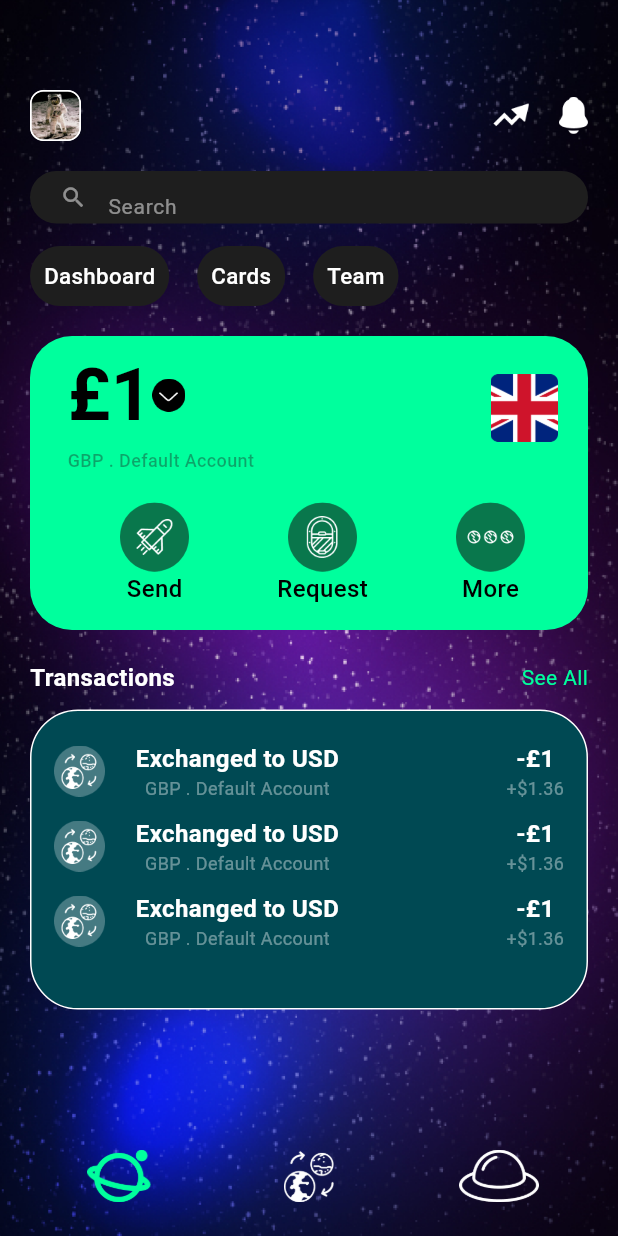
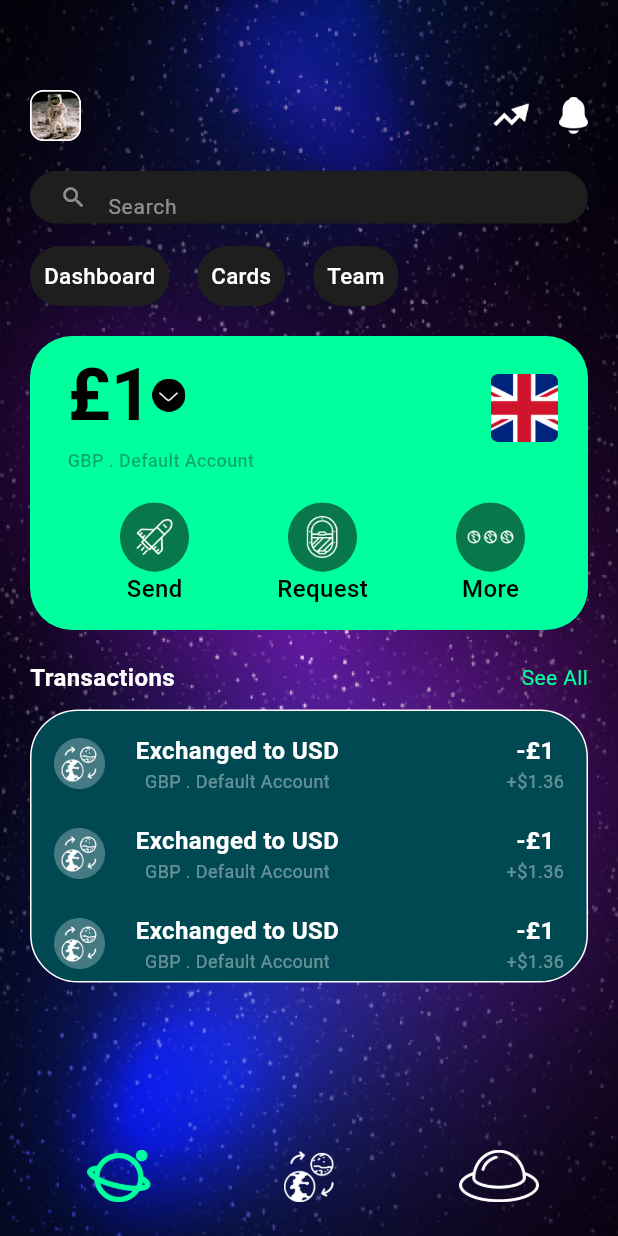
Before and after one commit to kryptomindzInfo/et-business-mobile-app, a Flutter app: the HomeScreen screen opened by its route, on a phone screen of 412 x 824 dp. Run offline on Flutter 3.47's test engine with Material 3 defaults, Android fonts, the phone set to English and light mode, and no system bars; our stand-ins replace flutter_riverpod, flutter_screenutil.

Commit message:
global widgets has been set and files has been arranged properly

```diff
--- a/assets/langs/en.json
+++ b/assets/langs/en.json
@@ -17,4 +17,5 @@
    "onboarding6_subtitle": "Open a modern business account in minutes. Submit your details now to embark on a seamless financial journey.",
    "sign_in": "Sign In",
    "sign_up": "Sign Up"
+
 }
--- a/lib/constants/app_assets.dart
+++ b/lib/constants/app_assets.dart
@@ -29,4 +29,5 @@ class AppAssets {
   static const requesticon = "${iconsDir}requesticon.png";
   static const moreicon = "${iconsDir}moreicon.png";
   static const transactioninfoicon = "${iconsDir}transactioninfoicon.png";
+  static const arrowLeft = "${iconsDir}arrow_left.png";
 }
--- a/lib/navigation/route_generator.dart
+++ b/lib/navigation/route_generator.dart
@@ -1,4 +1,5 @@
 import 'package:etbank_business_app/presentation/views/Onboarding/onboarding.dart';
+import 'package:etbank_business_app/presentation/views/profile_section/profile_screen.dart';
 import 'package:flutter/material.dart';
 // import 'package:projtemplate/navigation/params/home_screen_args.dart';
 // import 'package:projtemplate/presentation/views/home_screen.dart';
@@ -16,6 +17,10 @@ class RouteGenerator {
 
       case Onboarding.routeName:
         return route(Onboarding(
+            // params: settings.arguments as HomeScreenArgs?
+            ));
+      case ProfileScreen.routeName:
+        return route(ProfileScreen(
             // params: settings.arguments as HomeScreenArgs?
             ));
       // case FirstScreen.routeName:
--- a/lib/presentation/views/common_widgets/app_common_widgets.dart
+++ b/lib/presentation/views/common_widgets/app_common_widgets.dart
@@ -7,9 +7,9 @@ import 'package:flutter_riverpod/flutter_riverpod.dart';
 
 import '../../../constants/app_assets.dart';
 
-class AppMainWidget extends ConsumerWidget {
-  final List<Widget> widgets;
-  AppMainWidget(this.widgets, {super.key});
+class BackgroundImageWidget extends ConsumerWidget {
+  final Widget? child;
+  BackgroundImageWidget({super.key, this.child});
 
   @override
   Widget build(BuildContext context, WidgetRef ref) {
@@ -23,43 +23,6 @@ class AppMainWidget extends ConsumerWidget {
             fit: BoxFit.cover,
           ),
         ),
-      child: Container(
-        margin: EdgeInsets.only(left: 20, right: 20),
-        child: Column(
-          children: widgets,
-        ),
-      ),
-    );
+        child: child);
   }
 }
-
-class SeeAllCommonWidget extends ConsumerWidget {
-  final String title;
-  final bool isSeeAll;
-  const SeeAllCommonWidget(this.title, this.isSeeAll, {super.key});
-
-  @override
-  Widget build(BuildContext context, WidgetRef ref) {
-    return Row(
-      mainAxisAlignment: MainAxisAlignment.spaceBetween,
-      children: [
-        Text(
-          title,
-          style: AppTextstyle.bodyTextStyle(
-              fontSize: 16,
-              fontWeight: FontWeight.w600,
-              color: AppColors.white),
-        ),
-        isSeeAll
-            ? Text(
-                "See All",
-                style: AppTextstyle.bodyTextStyle(
-                    fontSize: 14,
-                    fontWeight: FontWeight.w400,
-                    color: AppColors.primaryColor),
-              )
-            : SizedBox()
-      ],
-    );
-  }
-}
--- /dev/null
+++ b/lib/presentation/views/common_widgets/profile_pic_widget.dart
@@ -0,0 +1,21 @@
+import 'package:flutter/material.dart';
+import 'package:flutter_riverpod/flutter_riverpod.dart';
+
+import '../../../constants/app_assets.dart';
+
+class ProfilePicWidget extends ConsumerWidget {
+  final String? image;
+  const ProfilePicWidget({super.key, this.image});
+
+  @override
+  Widget build(BuildContext context, WidgetRef ref) {
+    return Container(
+      height: 34,
+      width: 34,
+      decoration: BoxDecoration(
+          borderRadius: BorderRadius.circular(9),
+          image: DecorationImage(image: AssetImage(image!)),
+          border: Border.all(color: Colors.white)),
+    );
+  }
+}
--- /dev/null
+++ b/lib/presentation/views/common_widgets/see_all_widget.dart
@@ -0,0 +1,36 @@
+import 'package:flutter/material.dart';
+import 'package:flutter_riverpod/flutter_riverpod.dart';
+
+import '../../../constants/app_colors.dart';
+import '../../../constants/app_textstyle.dart';
+
+class SeeAllCommonWidget extends ConsumerWidget {
+  final String title;
+  final bool isSeeAll;
+  const SeeAllCommonWidget(this.title, this.isSeeAll, {super.key});
+
+  @override
+  Widget build(BuildContext context, WidgetRef ref) {
+    return Row(
+      mainAxisAlignment: MainAxisAlignment.spaceBetween,
+      children: [
+        Text(
+          title,
+          style: AppTextstyle.bodyTextStyle(
+              fontSize: 16,
+              fontWeight: FontWeight.w600,
+              color: AppColors.white),
+        ),
+        isSeeAll
+            ? Text(
+                "See All",
+                style: AppTextstyle.bodyTextStyle(
+                    fontSize: 14,
+                    fontWeight: FontWeight.w400,
+                    color: AppColors.primaryColor),
+              )
+            : SizedBox()
+      ],
+    );
+  }
+}
--- a/lib/presentation/views/home_section/home_screen_widgets/home_info_card_text.dart
+++ b/lib/presentation/views/home_section/home_screen_widgets/home_info_card_text.dart
@@ -1,4 +1,3 @@
-
 import 'package:flutter/material.dart';
 import 'package:flutter_riverpod/flutter_riverpod.dart';
 
@@ -12,7 +11,7 @@ class InfoTextWidget extends ConsumerWidget {
   @override
   Widget build(BuildContext context, WidgetRef ref) {
     return Container(
-      margin: EdgeInsets.only(left: 15, right: 15),
+      margin: EdgeInsets.only(left: 15, right: 15, top: 15, bottom: 5),
       child: Row(
         mainAxisAlignment: MainAxisAlignment.spaceBetween,
         children: [
--- a/lib/presentation/views/home_section/home_screen_widgets/home_main_info_card.dart
+++ b/lib/presentation/views/home_section/home_screen_widgets/home_main_info_card.dart
@@ -10,19 +10,21 @@ class InfoCardCommonWidget extends ConsumerWidget {
   @override
   Widget build(BuildContext context, WidgetRef ref) {
     return Container(
-      height: 200,
+      width: double.infinity,
+      // height: 200,
       decoration: BoxDecoration(
           borderRadius: BorderRadius.circular(32),
           color: AppColors.tealColor,
           border: Border.all(color: AppColors.white)),
       child: Column(
         children: [
-          20.spaceY,
+          // 20.spaceY,
           InfoTextWidget(),
-          10.spaceY,
+          // 10.spaceY,
           InfoTextWidget(),
-          10.spaceY,
-          InfoTextWidget()
+          // 10.spaceY,
+          InfoTextWidget(),
+          // 20.spaceY,
         ],
       ),
     );
--- a/lib/presentation/views/home_section/home_screen_widgets/home_screen_header.dart
+++ b/lib/presentation/views/home_section/home_screen_widgets/home_screen_header.dart
@@ -1,11 +1,13 @@
 import 'package:etbank_business_app/extensions/sized_box.dart';
+import 'package:etbank_business_app/presentation/views/common_widgets/profile_pic_widget.dart';
 import 'package:flutter/material.dart';
 import 'package:flutter_riverpod/flutter_riverpod.dart';
 
 import '../../../../constants/app_assets.dart';
 
 class HomeScreenHeader extends ConsumerWidget {
-  const HomeScreenHeader({super.key});
+  final VoidCallback? onpress;
+  const HomeScreenHeader({super.key, this.onpress});
 
   @override
   Widget build(BuildContext context, WidgetRef ref) {
@@ -14,14 +16,11 @@ class HomeScreenHeader extends ConsumerWidget {
       child: Row(
         mainAxisAlignment: MainAxisAlignment.spaceBetween,
         children: [
-          Container(
-            height: 34,
-            width: 34,
-            decoration: BoxDecoration(
-                borderRadius: BorderRadius.circular(9),
-                image:
-                    DecorationImage(image: AssetImage(AppAssets.profileicon)),
-                border: Border.all(color: Colors.white)),
+          InkWell(
+            onTap: onpress,
+            child: ProfilePicWidget(
+              image: AppAssets.profileicon,
+            ),
           ),
           Container(
             child: Row(
--- a/lib/presentation/views/home_section/homes_screen.dart
+++ b/lib/presentation/views/home_section/homes_screen.dart
@@ -1,8 +1,11 @@
 import 'package:etbank_business_app/extensions/sized_box.dart';
+import 'package:etbank_business_app/navigation/navigation.dart';
+import 'package:etbank_business_app/presentation/views/profile_section/profile_screen.dart';
 import 'package:flutter/material.dart';
 import 'package:flutter_riverpod/flutter_riverpod.dart';
 import '../common_widgets/app_common_widgets.dart';
 import '../common_widgets/custom_bottom_navigation.dart';
+import '../common_widgets/see_all_widget.dart';
 import 'home_screen_widgets/home_Screen_textfields.dart';
 import 'home_screen_widgets/home_main_card.dart';
 import 'home_screen_widgets/home_main_info_card.dart';
@@ -23,9 +26,16 @@ class _HomeScreenState extends ConsumerState<HomeScreen> {
     return Scaffold(
       extendBody: true,
       resizeToAvoidBottomInset: false,
-      body: AppMainWidget([
+      body: BackgroundImageWidget(
+        child: Padding(
+          padding: const EdgeInsets.only(left: 20, right: 20),
+          child: Column(children: [
             60.spaceY,
-        const HomeScreenHeader(),
+            HomeScreenHeader(
+              onpress: () {
+                Navigation.pushNamed(ProfileScreen.routeName);
+              },
+            ),
             20.spaceY,
             const HomeScreenSearchTextfield(),
             15.spaceY,
@@ -37,6 +47,8 @@ class _HomeScreenState extends ConsumerState<HomeScreen> {
             10.spaceY,
             const InfoCardCommonWidget()
           ]),
+        ),
+      ),
       bottomNavigationBar: CustomBottomNavigation(
         onTap: (p0) {},
       ),
```
Also changed, not shown: lib/presentation/views/common_widgets/header_icon_with_text.dart (added, +61 -0 lines), lib/presentation/views/profile_section/profile_screen.dart (added, +29 -0 lines), lib/presentation/views/profile_section/profile_screen_widgets/profile_header_widget.dart (added, +30 -0 lines), lib/presentation/views/profile_section/profile_screen_widgets/profile_screen_chips.dart (added, +11 -0 lines), assets/app_icons/arrow_left.png (added). Lines whose indentation alone changed are shown as unchanged.
